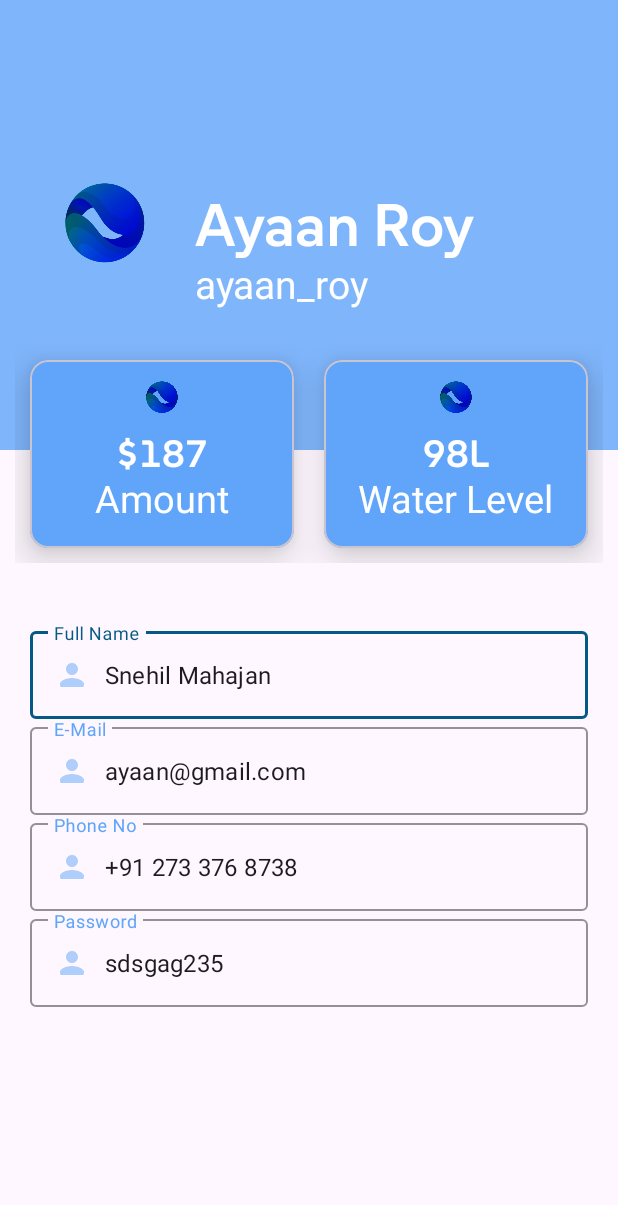
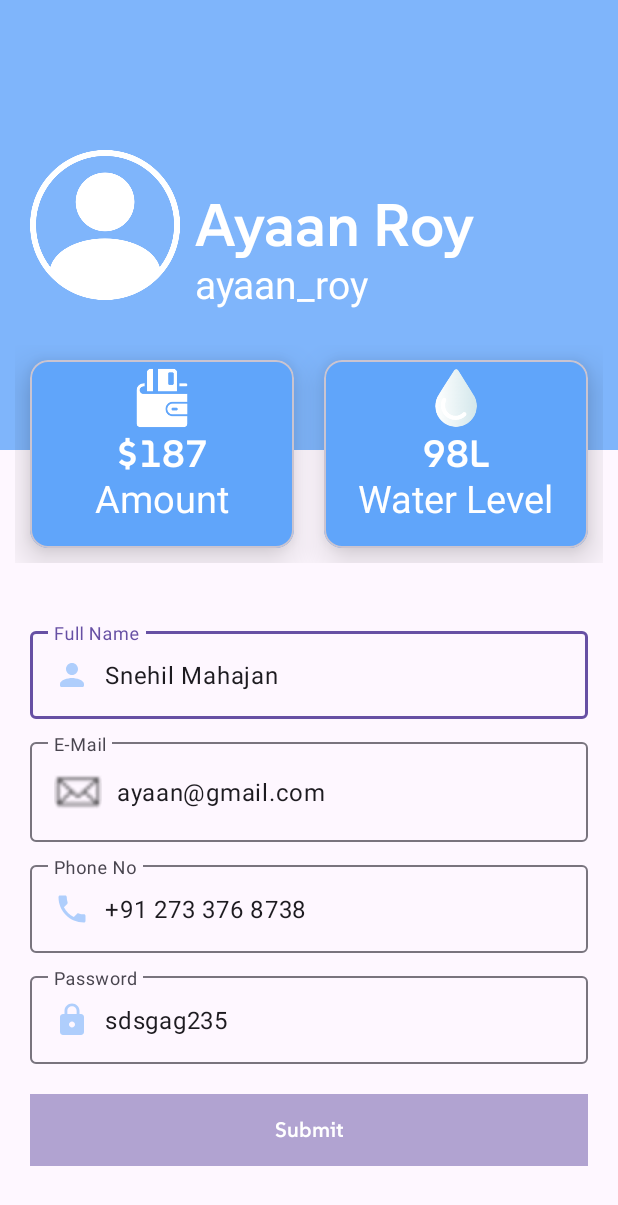
Before and after one commit to AyaanDaughterofSnehil/EcoFlow1, an Android app: the fragment ProfileFragment shown on its own in the app's theme, on a phone screen of 412 x 824 dp. Shown: the top 1205 px of the screen. Run offline under Robolectric (Android 15) with nearby library versions, the phone set to English and light mode, and no system bars.

Commit message:
ayaan bsdk hogya page

```diff
--- /dev/null
+++ b/app/src/main/res/drawable/baseline_lock_24.xml
@@ -0,0 +1,5 @@
+<vector xmlns:android="http://schemas.android.com/apk/res/android" android:height="24dp" android:tint="@color/theme" android:viewportHeight="24" android:viewportWidth="24" android:width="24dp">
+
+    <path android:fillColor="@android:color/white" android:pathData="M18,8h-1L17,6c0,-2.76 -2.24,-5 -5,-5S7,3.24 7,6v2L6,8c-1.1,0 -2,0.9 -2,2v10c0,1.1 0.9,2 2,2h12c1.1,0 2,-0.9 2,-2L20,10c0,-1.1 -0.9,-2 -2,-2zM12,17c-1.1,0 -2,-0.9 -2,-2s0.9,-2 2,-2 2,0.9 2,2 -0.9,2 -2,2zM15.1,8L8.9,8L8.9,6c0,-1.71 1.39,-3.1 3.1,-3.1 1.71,0 3.1,1.39 3.1,3.1v2z"/>
+
+</vector>
--- /dev/null
+++ b/app/src/main/res/drawable/email.xml
@@ -0,0 +1,5 @@
+<vector xmlns:android="http://schemas.android.com/apk/res/android" android:height="24dp" android:tint="@color/theme" android:viewportHeight="24" android:viewportWidth="24" android:width="24dp">
+
+    <path android:fillColor="@android:color/white" android:pathData="M20,4L4,4c-1.1,0 -1.99,0.9 -1.99,2L2,18c0,1.1 0.9,2 2,2h16c1.1,0 2,-0.9 2,-2L22,6c0,-1.1 -0.9,-2 -2,-2zM20,8l-8,5 -8,-5L4,6l8,5 8,-5v2z"/>
+
+</vector>
--- /dev/null
+++ b/app/src/main/res/drawable/phone.xml
@@ -0,0 +1,5 @@
+<vector xmlns:android="http://schemas.android.com/apk/res/android" android:height="24dp" android:tint="@color/theme" android:viewportHeight="24" android:viewportWidth="24" android:width="24dp">
+
+    <path android:fillColor="@android:color/white" android:pathData="M6.62,10.79c1.44,2.83 3.76,5.14 6.59,6.59l2.2,-2.2c0.27,-0.27 0.67,-0.36 1.02,-0.24 1.12,0.37 2.33,0.57 3.57,0.57 0.55,0 1,0.45 1,1V20c0,0.55 -0.45,1 -1,1 -9.39,0 -17,-7.61 -17,-17 0,-0.55 0.45,-1 1,-1h3.5c0.55,0 1,0.45 1,1 0,1.25 0.2,2.45 0.57,3.57 0.11,0.35 0.03,0.74 -0.25,1.02l-2.2,2.2z"/>
+
+</vector>
--- a/app/src/main/res/layout/fragment_profile.xml
+++ b/app/src/main/res/layout/fragment_profile.xml
@@ -1,12 +1,15 @@
 <?xml version="1.0" encoding="utf-8"?>
-<LinearLayout xmlns:android="http://schemas.android.com/apk/res/android"
+<ScrollView xmlns:android="http://schemas.android.com/apk/res/android"
     xmlns:tools="http://schemas.android.com/tools"
     xmlns:app="http://schemas.android.com/apk/res-auto"
     android:layout_width="match_parent"
     android:layout_height="match_parent"
-    android:id="@+id/main"
-    android:orientation="vertical"
     tools:context=".ProfileFragment">
+
+    <LinearLayout
+        android:layout_width="match_parent"
+        android:layout_height="wrap_content"
+        android:orientation="vertical">
 
         <RelativeLayout
             android:layout_width="match_parent"
@@ -18,9 +21,8 @@
                 android:id="@+id/userImage"
                 android:layout_width="100dp"
                 android:layout_height="100dp"
-            android:src="@drawable/logo"
+                android:src="@drawable/usericon"
                 android:layout_centerVertical="true" />
-
 
             <TextView
                 android:id="@+id/full_name"
@@ -46,10 +48,7 @@
                 android:layout_below="@+id/full_name"
                 android:layout_marginLeft="10dp" />
 
-
-
         </RelativeLayout>
-
 
         <LinearLayout
             android:layout_width="match_parent"
@@ -65,7 +64,6 @@
                 app:cardElevation="15dp"
                 android:layout_margin="10dp">
 
-
                 <RelativeLayout
                     android:layout_width="match_parent"
                     android:layout_height="match_parent"
@@ -74,7 +72,7 @@
                     <ImageView
                         android:layout_width="40dp"
                         android:layout_height="40dp"
-                    android:src="@drawable/logo"
+                        android:src="@drawable/money"
                         android:layout_centerHorizontal="true"/>
 
                     <TextView
@@ -99,10 +97,7 @@
                         android:layout_below="@+id/recharge_amount"
                         android:layout_centerHorizontal="true"/>
 
-
                 </RelativeLayout>
-
-
             </com.google.android.material.card.MaterialCardView>
 
             <com.google.android.material.card.MaterialCardView
@@ -113,7 +108,6 @@
                 app:cardElevation="15dp"
                 android:layout_margin="10dp">
 
-
                 <RelativeLayout
                     android:layout_width="match_parent"
                     android:layout_height="match_parent"
@@ -122,7 +116,7 @@
                     <ImageView
                         android:layout_width="40dp"
                         android:layout_height="40dp"
-                    android:src="@drawable/logo"
+                        android:src="@drawable/drop"
                         android:layout_centerHorizontal="true"/>
 
                     <TextView
@@ -147,15 +141,10 @@
                         android:layout_below="@+id/remaining_water"
                         android:layout_centerHorizontal="true"/>
 
-
                 </RelativeLayout>
-
-
             </com.google.android.material.card.MaterialCardView>
 
-
         </LinearLayout>
-
 
         <LinearLayout
             android:layout_width="match_parent"
@@ -167,16 +156,13 @@
                 android:layout_width="match_parent"
                 android:layout_height="wrap_content"
                 android:hint="Full Name"
-            android:textColorHint="#60a5fa"
-            android:theme="@style/ThemeOverlay.AppTheme.TextInputEditText.Outlined"
-            style="@style/TextInputStyle"
-            app:hintTextColor="@color/head_theme"
                 android:layout_marginTop="10dp">
 
                 <com.google.android.material.textfield.TextInputEditText
                     android:layout_width="match_parent"
                     android:layout_height="wrap_content"
                     android:drawableLeft="@drawable/profile"
+                    app:hintTextColor="@color/theme"
                     android:drawablePadding="10dp"
                     android:text="Snehil Mahajan"/>
 
@@ -185,16 +171,14 @@
             <com.google.android.material.textfield.TextInputLayout
                 android:layout_width="match_parent"
                 android:layout_height="wrap_content"
-            android:textColorHint="#60a5fa"
-            android:theme="@style/ThemeOverlay.AppTheme.TextInputEditText.Outlined"
-            style="@style/TextInputStyle"
-            app:hintTextColor="@color/head_theme"
-            android:hint="E-Mail">
+                android:hint="E-Mail"
+                android:layout_marginTop="10dp">
 
                 <com.google.android.material.textfield.TextInputEditText
                     android:layout_width="match_parent"
                     android:layout_height="wrap_content"
-                android:drawableLeft="@drawable/profile"
+                    android:drawableLeft="@drawable/email"
+                    app:hintTextColor="@color/theme"
                     android:drawablePadding="10dp"
                     android:text="ayaan@gmail.com"/>
 
@@ -203,16 +187,14 @@
             <com.google.android.material.textfield.TextInputLayout
                 android:layout_width="match_parent"
                 android:layout_height="wrap_content"
-            android:textColorHint="#60a5fa"
-            android:theme="@style/ThemeOverlay.AppTheme.TextInputEditText.Outlined"
-            style="@style/TextInputStyle"
-            app:hintTextColor="@color/head_theme"
-            android:hint="Phone No">
+                android:hint="Phone No"
+                android:layout_marginTop="10dp">
 
                 <com.google.android.material.textfield.TextInputEditText
                     android:layout_width="match_parent"
                     android:layout_height="wrap_content"
-                android:drawableLeft="@drawable/profile"
+                    android:drawableLeft="@drawable/phone"
+                    app:hintTextColor="@color/theme"
                     android:drawablePadding="10dp"
                     android:text="+91 273 376 8738"/>
 
@@ -221,21 +203,29 @@
             <com.google.android.material.textfield.TextInputLayout
                 android:layout_width="match_parent"
                 android:layout_height="wrap_content"
-            android:textColorHint="#60a5fa"
-            android:theme="@style/ThemeOverlay.AppTheme.TextInputEditText.Outlined"
-            style="@style/TextInputStyle"
-            app:hintTextColor="@color/head_theme"
-            android:hint="Password">
+                android:hint="Password"
+                android:layout_marginTop="10dp">
 
                 <com.google.android.material.textfield.TextInputEditText
                     android:layout_width="match_parent"
                     android:layout_height="wrap_content"
-                android:drawableLeft="@drawable/profile"
+                    android:drawableLeft="@drawable/baseline_lock_24"
+                    app:hintTextColor="@color/theme"
                     android:drawablePadding="10dp"
                     android:text="sdsgag235"/>
 
             </com.google.android.material.textfield.TextInputLayout>
 
+            <Button
+                android:layout_width="match_parent"
+                android:layout_height="wrap_content"
+                android:text="Submit"
+                android:fontFamily="@font/suse_head"
+                android:background="@color/theme"
+                android:layout_marginTop="20dp"/>
+
         </LinearLayout>
 
     </LinearLayout>
+
+</ScrollView>
```
Also changed, not shown: app/src/main/res/drawable/drop.png (added), app/src/main/res/drawable/money.png (added), app/src/main/res/drawable/usericon.png (added). Lines whose indentation alone changed are shown as unchanged.
